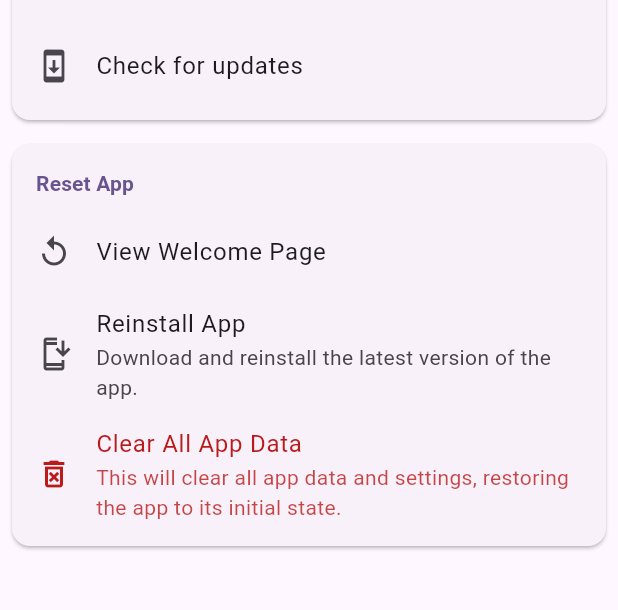
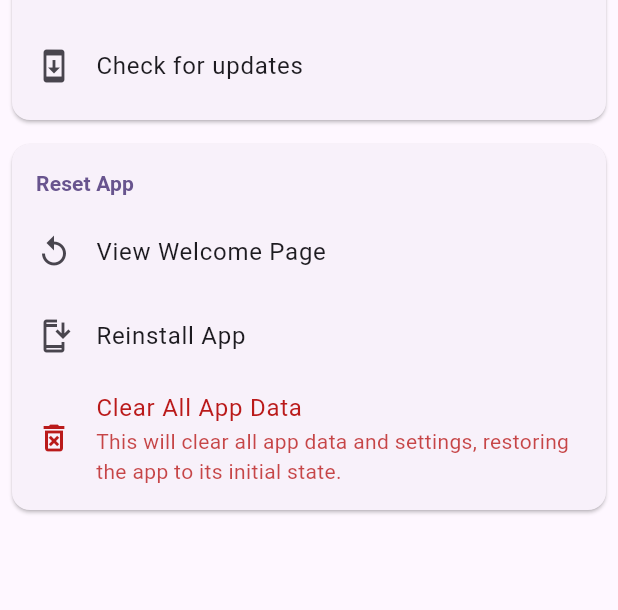
Before and after one commit to potatosserver/WalkGo, a Flutter app: the SettingsPage screen opened by its route, on a phone screen of 412 x 824 dp, the part 588-1198 px from its top. Run offline on Flutter 3.47's test engine with Material 3 defaults, Android fonts, the phone set to English and light mode, and no system bars; our stand-ins replace device_info_plus, dio, flutter_markdown, flutter_svg, fluttertoast, font_awesome_flutter and 7 more; missing offline and left inert: flutter_background_service, health; accounts and stored records are empty.

Commit message:
feat: Update version to 1.0.9 and localization

```diff
--- a/lib/l10n/app_en.arb
+++ b/lib/l10n/app_en.arb
@@ -400,7 +400,7 @@
     },
   "reinstall_app": "Reinstall App",
   "@reinstall_app": {},
-  "reinstall_app_desc": "Download and reinstall the latest version of the app.",
+  "reinstall_app_desc": "Manual installation: Please uninstall the app first, then download and install the latest version.",
   "@reinstall_app_desc": {},
   "getting_latest_version_info": "Getting latest version information...",
   "@getting_latest_version_info": {},
--- a/lib/l10n/app_localizations.dart
+++ b/lib/l10n/app_localizations.dart
@@ -1007,7 +1007,7 @@ abstract class AppLocalizations {
   /// No description provided for @reinstall_app_desc.
   ///
   /// In en, this message translates to:
-  /// **'Download and reinstall the latest version of the app.'**
+  /// **'Manual installation: Please uninstall the app first, then download and install the latest version.'**
   String get reinstall_app_desc;
 
   /// No description provided for @getting_latest_version_info.
--- a/lib/l10n/app_localizations_en.dart
+++ b/lib/l10n/app_localizations_en.dart
@@ -523,7 +523,7 @@ class AppLocalizationsEn extends AppLocalizations {
 
   @override
   String get reinstall_app_desc =>
-      'Download and reinstall the latest version of the app.';
+      'Manual installation: Please uninstall the app first, then download and install the latest version.';
 
   @override
   String get getting_latest_version_info =>
--- a/lib/l10n/app_localizations_zh.dart
+++ b/lib/l10n/app_localizations_zh.dart
@@ -500,7 +500,7 @@ class AppLocalizationsZh extends AppLocalizations {
   String get reinstall_app => '重新安裝應用程式';
 
   @override
-  String get reinstall_app_desc => '下載並重新安裝最新版本的應用程式。';
+  String get reinstall_app_desc => '請先解除安裝應用程式，然後再下載並安裝最新版本。';
 
   @override
   String get getting_latest_version_info => '正在獲取最新版本資訊...';
--- a/lib/l10n/app_zh.arb
+++ b/lib/l10n/app_zh.arb
@@ -301,7 +301,7 @@
     },
     "reinstall_app": "重新安裝應用程式",
     "@reinstall_app": {},
-    "reinstall_app_desc": "下載並重新安裝最新版本的應用程式。",
+    "reinstall_app_desc": "請先解除安裝應用程式，然後再下載並安裝最新版本。",
     "@reinstall_app_desc": {},
     "getting_latest_version_info": "正在獲取最新版本資訊...",
     "@getting_latest_version_info": {},
--- a/lib/pages/settings_page.dart
+++ b/lib/pages/settings_page.dart
@@ -111,7 +111,6 @@ class _SettingsPageState extends State<SettingsPage> {
               ListTile(
                 leading: const Icon(Icons.install_mobile_outlined),
                 title: Text(l10n.reinstall_app),
-                subtitle: Text(l10n.reinstall_app_desc),
                 onTap: () => UpdateFlowDialog.run(context, forceUpdate: true),
               ),
               ListTile(
--- a/pubspec.yaml
+++ b/pubspec.yaml
@@ -2,7 +2,7 @@
 name: walkgo
 description: "A new Flutter project."
 publish_to: 'none'
-version: 1.0.8+1
+version: 1.0.9+1
 
 environment:
   sdk: '>=3.5.0-188.0.dev <4.0.0'
```
Also changed, not shown: lib/widgets/update_dialog.dart (+18 -4 lines), lib/widgets/update_flow_dialog.dart (+4 -3 lines), 1 other file.
